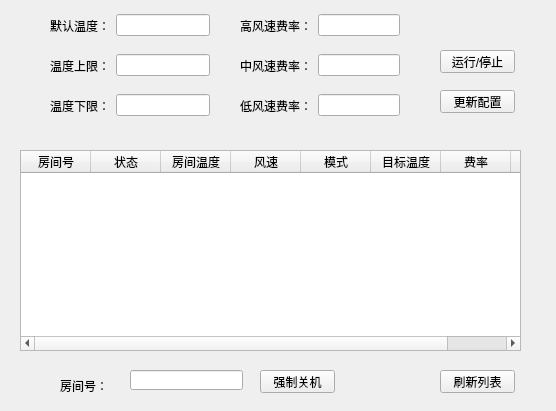
This is Client/admin.ui in Seizzzz/AirConditionerSolution as Qt 5 draws it before an edit. The edited form follows.
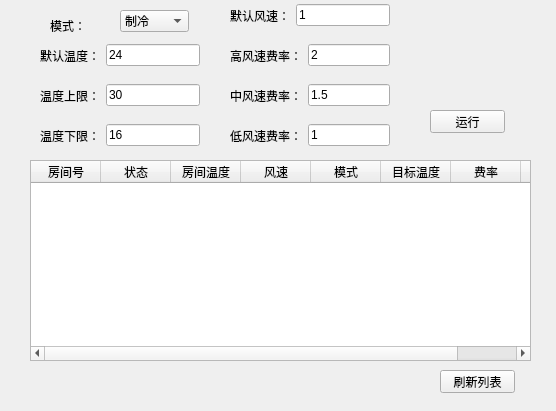
This is the edited form.

```diff
--- a/Client/admin.ui
+++ b/Client/admin.ui
@@ -16,8 +16,8 @@
   <widget class="QTableWidget" name="tableWidget">
    <property name="geometry">
     <rect>
-     <x>20</x>
-     <y>150</y>
+     <x>30</x>
+     <y>160</y>
      <width>501</width>
      <height>201</height>
     </rect>
@@ -66,47 +66,11 @@
     </property>
    </column>
   </widget>
-  <widget class="QLineEdit" name="lineEditShutRoom">
-   <property name="geometry">
-    <rect>
-     <x>130</x>
-     <y>370</y>
-     <width>113</width>
-     <height>20</height>
-    </rect>
-   </property>
-  </widget>
-  <widget class="QPushButton" name="pushButtonShut">
-   <property name="geometry">
-    <rect>
-     <x>260</x>
-     <y>370</y>
-     <width>75</width>
-     <height>23</height>
-    </rect>
-   </property>
-   <property name="text">
-    <string>强制关机</string>
-   </property>
-  </widget>
-  <widget class="QLabel" name="labelShut">
-   <property name="geometry">
-    <rect>
-     <x>60</x>
-     <y>380</y>
-     <width>54</width>
-     <height>12</height>
-    </rect>
-   </property>
-   <property name="text">
-    <string>房间号：</string>
-   </property>
-  </widget>
   <widget class="QWidget" name="horizontalLayoutWidget">
    <property name="geometry">
     <rect>
-     <x>50</x>
-     <y>10</y>
+     <x>40</x>
+     <y>40</y>
      <width>160</width>
      <height>31</height>
     </rect>
@@ -120,15 +84,19 @@
      </widget>
     </item>
     <item>
-     <widget class="QLineEdit" name="lineEditDefTemp"/>
+     <widget class="QLineEdit" name="lineEditDefTemp">
+      <property name="text">
+       <string>24</string>
+      </property>
+     </widget>
     </item>
    </layout>
   </widget>
   <widget class="QWidget" name="horizontalLayoutWidget_2">
    <property name="geometry">
     <rect>
-     <x>50</x>
-     <y>50</y>
+     <x>40</x>
+     <y>80</y>
      <width>160</width>
      <height>31</height>
     </rect>
@@ -142,15 +110,19 @@
      </widget>
     </item>
     <item>
-     <widget class="QLineEdit" name="lineEditMaxTemp"/>
+     <widget class="QLineEdit" name="lineEditMaxTemp">
+      <property name="text">
+       <string>30</string>
+      </property>
+     </widget>
     </item>
    </layout>
   </widget>
   <widget class="QWidget" name="horizontalLayoutWidget_3">
    <property name="geometry">
     <rect>
-     <x>50</x>
-     <y>90</y>
+     <x>40</x>
+     <y>120</y>
      <width>160</width>
      <height>31</height>
     </rect>
@@ -164,41 +136,32 @@
      </widget>
     </item>
     <item>
-     <widget class="QLineEdit" name="lineEditMinTemp"/>
+     <widget class="QLineEdit" name="lineEditMinTemp">
+      <property name="text">
+       <string>16</string>
+      </property>
+     </widget>
     </item>
    </layout>
   </widget>
   <widget class="QPushButton" name="pushButtonConfig">
    <property name="geometry">
     <rect>
-     <x>440</x>
-     <y>90</y>
+     <x>430</x>
+     <y>110</y>
      <width>75</width>
      <height>23</height>
     </rect>
    </property>
    <property name="text">
-    <string>更新配置</string>
-   </property>
-  </widget>
-  <widget class="QPushButton" name="pushButtonPower">
-   <property name="geometry">
-    <rect>
-     <x>440</x>
-     <y>50</y>
-     <width>75</width>
-     <height>23</height>
-    </rect>
-   </property>
-   <property name="text">
-    <string>运行/停止</string>
+    <string>运行</string>
    </property>
   </widget>
   <widget class="QWidget" name="horizontalLayoutWidget_4">
    <property name="geometry">
     <rect>
-     <x>240</x>
-     <y>90</y>
+     <x>230</x>
+     <y>120</y>
      <width>160</width>
      <height>31</height>
     </rect>
@@ -212,15 +175,19 @@
      </widget>
     </item>
     <item>
-     <widget class="QLineEdit" name="lineEditLowFee"/>
+     <widget class="QLineEdit" name="lineEditLowFee">
+      <property name="text">
+       <string>1</string>
+      </property>
+     </widget>
     </item>
    </layout>
   </widget>
   <widget class="QWidget" name="horizontalLayoutWidget_5">
    <property name="geometry">
     <rect>
-     <x>240</x>
-     <y>10</y>
+     <x>230</x>
+     <y>40</y>
      <width>160</width>
      <height>31</height>
     </rect>
@@ -234,15 +201,19 @@
      </widget>
     </item>
     <item>
-     <widget class="QLineEdit" name="lineEditHighFee"/>
+     <widget class="QLineEdit" name="lineEditHighFee">
+      <property name="text">
+       <string>2</string>
+      </property>
+     </widget>
     </item>
    </layout>
   </widget>
   <widget class="QWidget" name="horizontalLayoutWidget_6">
    <property name="geometry">
     <rect>
-     <x>240</x>
-     <y>50</y>
+     <x>230</x>
+     <y>80</y>
      <width>160</width>
      <height>31</height>
     </rect>
@@ -256,7 +227,11 @@
      </widget>
     </item>
     <item>
-     <widget class="QLineEdit" name="lineEditMidFee"/>
+     <widget class="QLineEdit" name="lineEditMidFee">
+      <property name="text">
+       <string>1.5</string>
+      </property>
+     </widget>
     </item>
    </layout>
   </widget>
@@ -273,6 +248,65 @@
     <string>刷新列表</string>
    </property>
   </widget>
+  <widget class="QComboBox" name="comboBoxMode">
+   <property name="geometry">
+    <rect>
+     <x>120</x>
+     <y>10</y>
+     <width>69</width>
+     <height>22</height>
+    </rect>
+   </property>
+   <item>
+    <property name="text">
+     <string>制冷</string>
+    </property>
+   </item>
+   <item>
+    <property name="text">
+     <string>制热</string>
+    </property>
+   </item>
+  </widget>
+  <widget class="QLabel" name="label_7">
+   <property name="geometry">
+    <rect>
+     <x>50</x>
+     <y>20</y>
+     <width>54</width>
+     <height>12</height>
+    </rect>
+   </property>
+   <property name="text">
+    <string>模式：</string>
+   </property>
+  </widget>
+  <widget class="QWidget" name="horizontalLayoutWidget_7">
+   <property name="geometry">
+    <rect>
+     <x>230</x>
+     <y>0</y>
+     <width>160</width>
+     <height>31</height>
+    </rect>
+   </property>
+   <layout class="QHBoxLayout" name="horizontalLayout_7">
+    <item>
+     <widget class="QLabel" name="label_8">
+      <property name="text">
+       <string>默认风速：</string>
+      </property>
+     </widget>
+    </item>
+    <item>
+     <widget class="QLineEdit" name="lineEditDefWndSpd">
+      <property name="text">
+       <string>1</string>
+      </property>
+     </widget>
+    </item>
+   </layout>
+  </widget>
  </widget>
  <resources/>
  <connections/>
```
